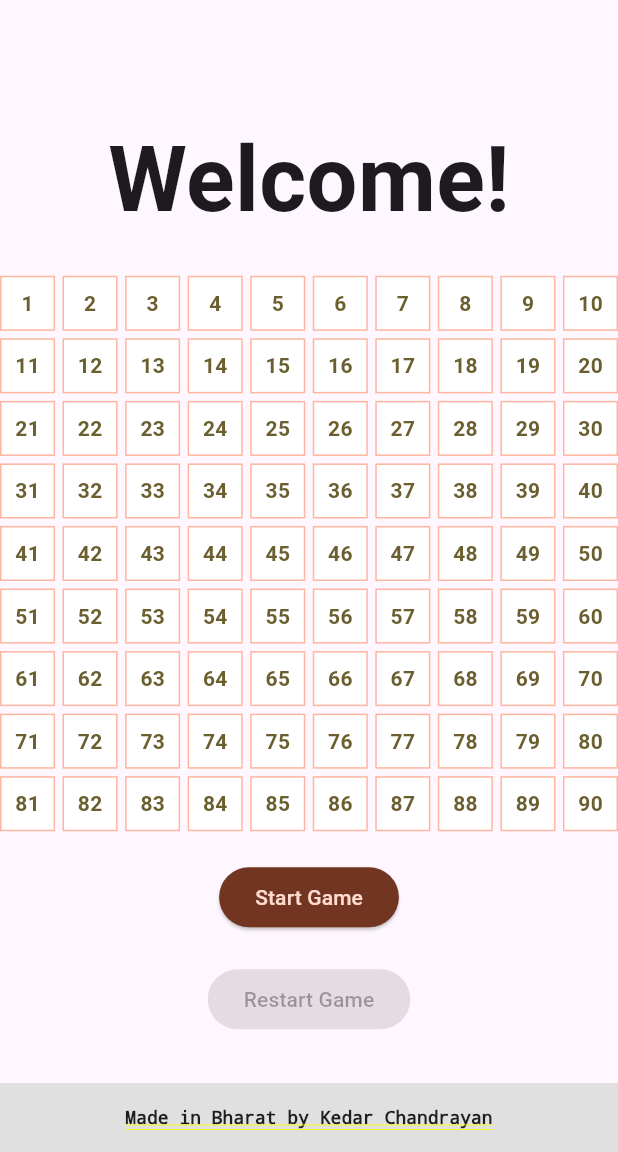
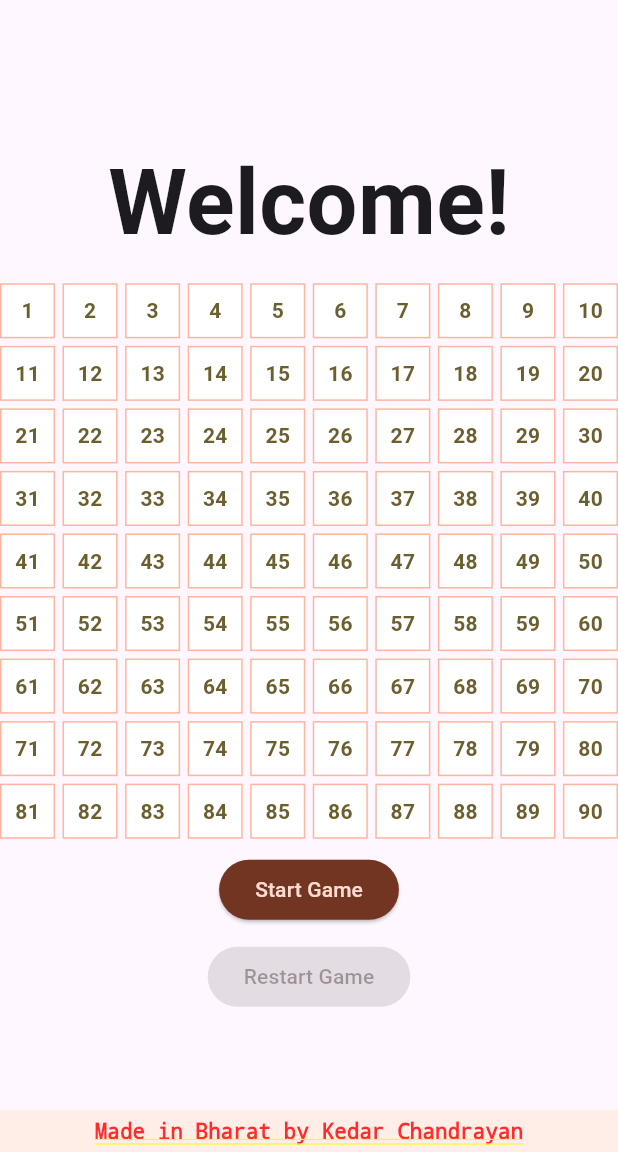
Before and after one commit to kedarchandrayan/flutter-tambola, a Flutter app: the screen it shows after launch, on a phone screen of 412 x 824 dp, the part 84-1236 px from its top. Run offline on Flutter 3.47's test engine with Material 3 defaults, Android fonts, the light colour scheme and no system bars.

Commit message:
Documentation and minor UI edits.

```diff
--- a/lib/app.dart
+++ b/lib/app.dart
@@ -33,14 +33,16 @@ class MyApp extends StatelessWidget {
               right: 0.0,
               bottom: 0.0,
               child: Container(
-                padding: const EdgeInsets.all(16.0),
-                color: Colors.grey[300],
+                padding: const EdgeInsets.symmetric(vertical: 6),
+                color: kColorScheme.onInverseSurface,
+                // color: Colors.grey[300],
                 alignment: Alignment.center,
                 child: const Text(
                   'Made in Bharat by Kedar Chandrayan',
                   style: TextStyle(
-                    fontSize: 12.0,
-                    color: Colors.black87,
+                    fontSize: 14.0,
+                    // color: kColorScheme.primaryContainer
+                    // color: Colors.black87,
                   ),
                 ),
               ),
--- a/lib/home_page.dart
+++ b/lib/home_page.dart
@@ -125,7 +125,7 @@ class _HomePageState extends State<HomePage> {
                 : 'Welcome!',
             style: const TextStyle(fontSize: 60, fontWeight: FontWeight.bold),
           ),
-          const SizedBox(height: 20),
+          const SizedBox(height: 10),
           // Number board
           GridView.builder(
             shrinkWrap: true,
@@ -164,7 +164,7 @@ class _HomePageState extends State<HomePage> {
               );
             },
           ),
-          const SizedBox(height: 20),
+          const SizedBox(height: 10),
           // Button to get the next number
           ElevatedButton(
             onPressed: currentNumber >= 0 ? _nextNumber : null,
@@ -172,7 +172,7 @@ class _HomePageState extends State<HomePage> {
                 ? const Text('Next Number')
                 : const Text('Start Game'),
           ),
-          const SizedBox(height: 20),
+          const SizedBox(height: 10),
           // Button to restart the game
           ElevatedButton(
             onPressed: _gameStarted ? _showRestartConfirmationDialog : null,
```
Also changed, not shown: 1 other file.
